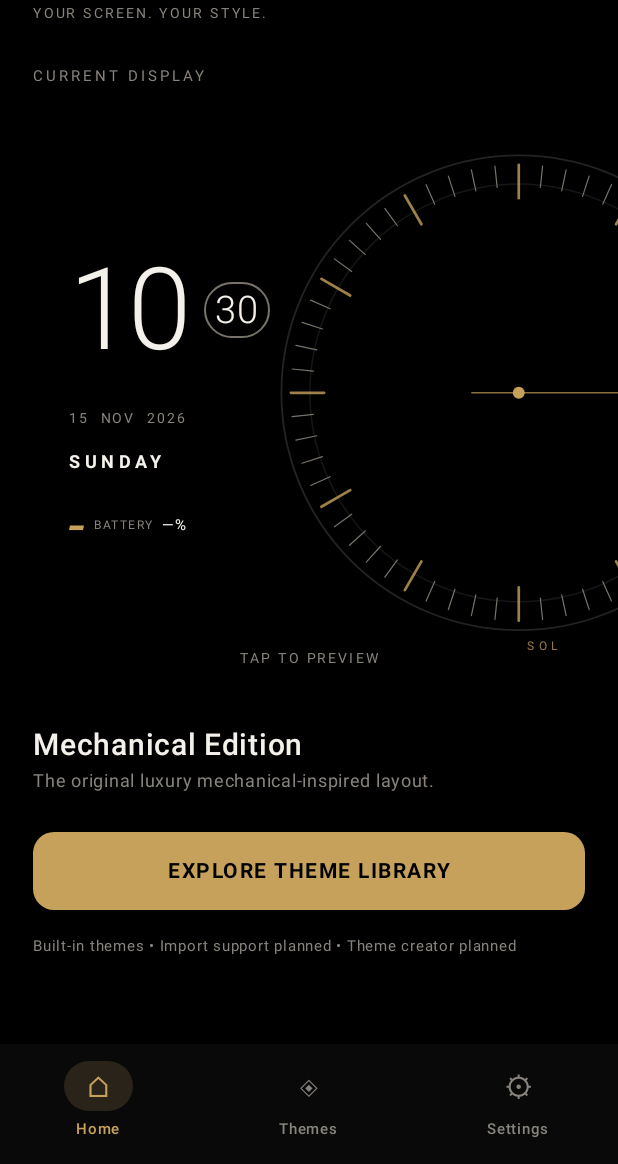
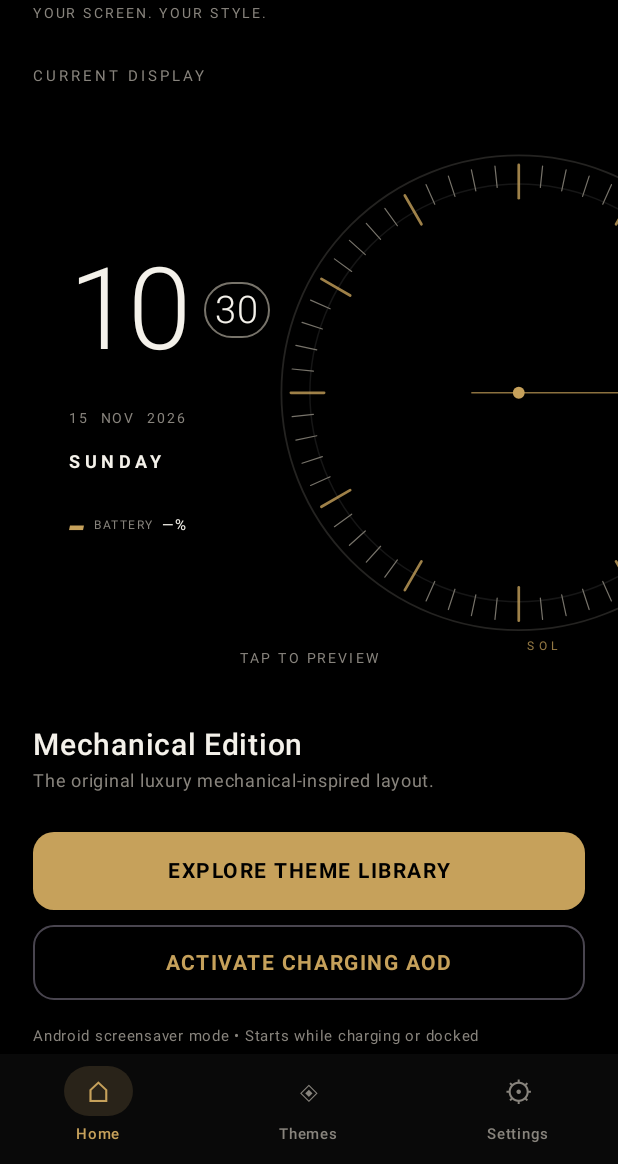
Before and after one commit to zibah04/Sol-AOD, an Android app built with Jetpack Compose: the screen it shows after launch (MainActivity), on a phone screen of 412 x 824 dp, the part 72-1236 px from its top. Run offline under Robolectric (Android 15) with nearby library versions, the phone set to English and light mode, and no system bars.

Commit message:
Add charging AOD activation entry point

```diff
--- a/app/src/main/java/com/sol/aod/MainActivity.kt
+++ b/app/src/main/java/com/sol/aod/MainActivity.kt
@@ -1,4 +1,7 @@
 package com.sol.aod
+
+import android.content.Intent
+import android.provider.Settings
 
 import android.os.Bundle
 import androidx.activity.ComponentActivity
@@ -81,7 +84,7 @@ fun SolApp() {
                     "gallery" -> GalleryScreen(selected) { selected = it; page = "preview" }
                     "preview" -> PreviewScreen(selected) { page = "gallery" }
                     "settings" -> SettingsScreen()
-                    else -> HomeScreen(selected, onGallery = { page = "gallery" }, onPreview = { page = "preview" })
+                    else -> HomeScreen(selected, onGallery = { page = "gallery" }, onPreview = { page = "preview" }, onApply = { startActivity(Intent(Settings.ACTION_DREAM_SETTINGS)) })
                 }
                 Spacer(Modifier.weight(1f))
                 NavigationBar(containerColor = Color(0xFF090909), contentColor = Paper) {
@@ -105,7 +108,7 @@ fun SolApp() {
 }
 
 @Composable
-fun HomeScreen(theme: SolTheme, onGallery: () -> Unit, onPreview: () -> Unit) {
+fun HomeScreen(theme: SolTheme, onGallery: () -> Unit, onPreview: () -> Unit, onApply: () -> Unit) {
     Column(Modifier.fillMaxWidth().padding(horizontal = 22.dp)) {
         Text("CURRENT DISPLAY", color = Muted, fontSize = 10.sp, letterSpacing = 2.sp)
         Spacer(Modifier.height(12.dp))
@@ -121,8 +124,12 @@ fun HomeScreen(theme: SolTheme, onGallery: () -> Unit, onPreview: () -> Unit) {
         Button(onClick = onGallery, modifier = Modifier.fillMaxWidth().height(52.dp), colors = ButtonDefaults.buttonColors(containerColor = Gold, contentColor = Ink), shape = RoundedCornerShape(14.dp)) {
             Text("EXPLORE THEME LIBRARY", fontWeight = FontWeight.Bold, letterSpacing = 1.sp)
         }
+        Spacer(Modifier.height(10.dp))
+        OutlinedButton(onClick = onApply, modifier = Modifier.fillMaxWidth().height(50.dp), shape = RoundedCornerShape(14.dp), colors = ButtonDefaults.outlinedButtonColors(contentColor = Gold)) {
+            Text("ACTIVATE CHARGING AOD", fontWeight = FontWeight.Bold, letterSpacing = 1.sp)
+        }
         Spacer(Modifier.height(12.dp))
-        Text("Built-in themes • Import support planned • Theme creator planned", color = Muted, fontSize = 10.sp)
+        Text("Android screensaver mode • Starts while charging or docked", color = Muted, fontSize = 10.sp)
     }
 }
 
```
